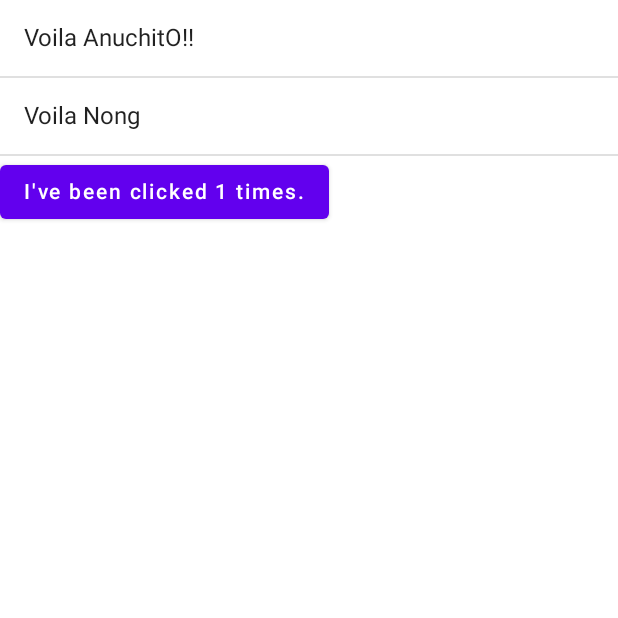
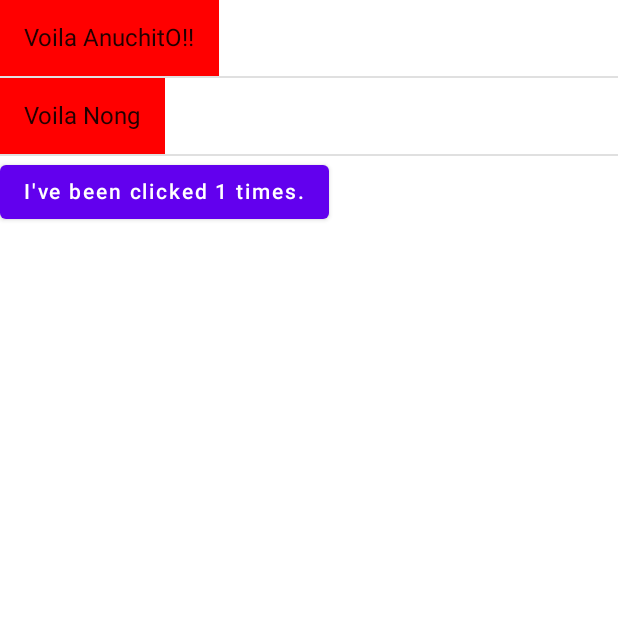
Before and after one commit to AnuchitO/JetpackCompose, an Android app built with Jetpack Compose: the screen it shows after launch (MainActivity), after a tap on an icon or button, on a phone screen of 412 x 824 dp, the top half of it. Run offline under Robolectric (Android 15) with nearby library versions, the phone set to English and light mode, and no system bars; 2 other taps on this screen came first.

Commit message:
change color when select the Text

```diff
--- a/app/src/main/java/com/anuchito/jetpackcompose/MainActivity.kt
+++ b/app/src/main/java/com/anuchito/jetpackcompose/MainActivity.kt
@@ -3,11 +3,15 @@ package com.anuchito.jetpackcompose
 import android.os.Bundle
 import androidx.activity.ComponentActivity
 import androidx.activity.compose.setContent
+import androidx.compose.foundation.clickable
 import androidx.compose.foundation.layout.Column
 import androidx.compose.foundation.layout.padding
+import androidx.compose.foundation.lazy.LazyColumn
+import androidx.compose.foundation.lazy.items
 import androidx.compose.material.*
 import androidx.compose.runtime.*
 import androidx.compose.ui.Modifier
+import androidx.compose.ui.graphics.Color
 import androidx.compose.ui.tooling.preview.Preview
 import androidx.compose.ui.unit.dp
 import com.anuchito.jetpackcompose.ui.theme.JetpackComposeTheme
@@ -39,16 +43,23 @@ fun ScreenContent(names: List<String> = listOf("AnuchitO!!", "Nong")) {
         mutableStateOf(0)
     }
     Column {
-        for (name in names) {
-            Greeting(name = name)
-            Divider()
-        }
+        Names(names, Modifier)
         Counter(
             count = count,
             updateCount = { newCount -> count = newCount }
         )
-        if (count >5) {
+        if (count > 5) {
             Greeting(name = "Awesome!!! $count")
+        }
+    }
+}
+
+@Composable
+fun Names(names: List<String>, modifier: Modifier = Modifier) {
+    LazyColumn(modifier = modifier) {
+        items(items = names) {
+            Greeting(name = it)
+            Divider()
         }
     }
 }
@@ -62,10 +73,19 @@ fun Counter(count: Int, updateCount: (Int) -> Unit) {
 
 @Composable
 fun Greeting(name: String) {
-    Text(
-        text = "Voila $name",
-        modifier = Modifier.padding(16.dp)
-    )
+    var isSelected by remember {
+        mutableStateOf(false)
+    }
+
+    var color = if (isSelected) Color.Red else Color.Transparent
+    Surface(color = color) {
+        Text(
+            text = "Voila $name",
+            modifier = Modifier
+                .clickable { isSelected = !isSelected }
+                .padding(16.dp)
+        )
+    }
 }
 
 @Preview(showBackground = true, showSystemUi = true)
```
